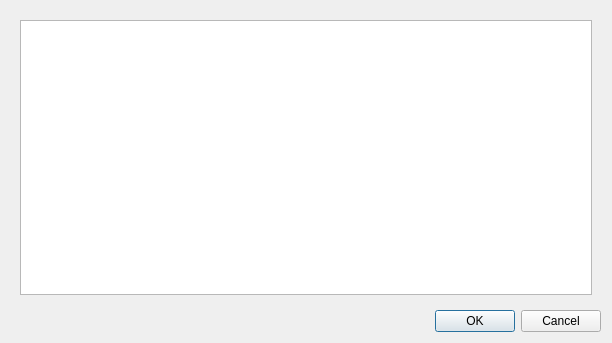
Above: pytripgui/view/execute.ui from pytrip/pytripgui before the change. Below: the same form after it.
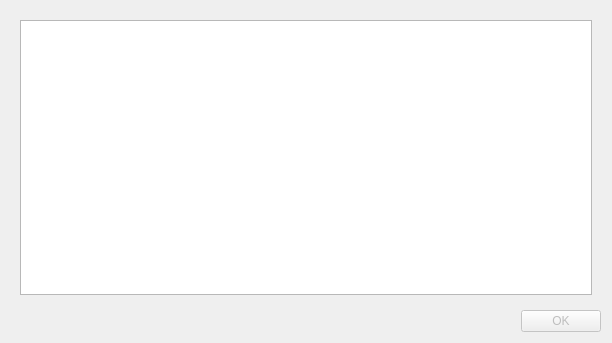
That is the form after the change.

Commit message: OK button enabled after plan executed

Diff of the .ui file:
```diff
--- a/pytripgui/view/execute.ui
+++ b/pytripgui/view/execute.ui
@@ -43,8 +43,11 @@
    </item>
    <item>
     <widget class="QDialogButtonBox" name="accept_ButtonBox">
+     <property name="enabled">
+      <bool>false</bool>
+     </property>
      <property name="standardButtons">
-      <set>QDialogButtonBox::Cancel|QDialogButtonBox::Ok</set>
+      <set>QDialogButtonBox::Ok</set>
      </property>
     </widget>
    </item>
```
The commit also changes 1 other file.
